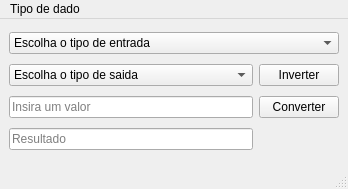
First picture: the form in designs/design.ui, repository victorpmessias/conversor-de-moedas, before the edit.
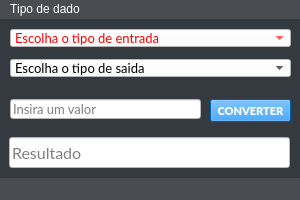
Second picture: the form after the edit. Icons and pictures are not drawn.

Commit message: Alterações de design + pequenas correções

Patch:
```diff
--- a/designs/design.ui
+++ b/designs/design.ui
@@ -6,17 +6,51 @@
    <rect>
     <x>0</x>
     <y>0</y>
-    <width>348</width>
-    <height>189</height>
+    <width>300</width>
+    <height>200</height>
    </rect>
   </property>
+  <property name="sizePolicy">
+   <sizepolicy hsizetype="Fixed" vsizetype="Fixed">
+    <horstretch>0</horstretch>
+    <verstretch>0</verstretch>
+   </sizepolicy>
+  </property>
   <property name="windowTitle">
-   <string>MainWindow</string>
+   <string>Conversor de medidas</string>
+  </property>
+  <property name="windowIcon">
+   <iconset theme="C:\Python\Curso_Python\PYQT_Aulas\imgs\outline_calculate_black_24dp.png">
+    <normaloff>../../imgs/outline_calculate_black_24dp.png</normaloff>../../imgs/outline_calculate_black_24dp.png</iconset>
+  </property>
+  <property name="styleSheet">
+   <string notr="true">background-color: #494C51;</string>
+  </property>
+  <property name="toolButtonStyle">
+   <enum>Qt::ToolButtonFollowStyle</enum>
   </property>
   <widget class="QWidget" name="centralwidget">
-   <layout class="QGridLayout" name="gridLayout">
-    <item row="1" column="0">
+   <property name="styleSheet">
+    <string notr="true">background-color: #353A40;</string>
+   </property>
      <widget class="QComboBox" name="boxSaida">
+    <property name="geometry">
+     <rect>
+      <x>10</x>
+      <y>40</y>
+      <width>281</width>
+      <height>18</height>
+     </rect>
+    </property>
+    <property name="font">
+     <font>
+      <family>Lato</family>
+      <pointsize>10</pointsize>
+     </font>
+    </property>
+    <property name="styleSheet">
+     <string notr="true">background-color: white;</string>
+    </property>
       <item>
        <property name="text">
         <string>Escolha o tipo de saida</string>
@@ -43,33 +77,121 @@
        </property>
       </item>
      </widget>
-    </item>
-    <item row="1" column="1">
-     <widget class="QPushButton" name="btnInverter">
-      <property name="text">
-       <string>Inverter</string>
-      </property>
-     </widget>
-    </item>
-    <item row="2" column="0">
      <widget class="QLineEdit" name="lineValorIn">
+    <property name="geometry">
+     <rect>
+      <x>10</x>
+      <y>80</y>
+      <width>191</width>
+      <height>20</height>
+     </rect>
+    </property>
+    <property name="font">
+     <font>
+      <family>Lato</family>
+      <pointsize>10</pointsize>
+     </font>
+    </property>
+    <property name="styleSheet">
+     <string notr="true">background-color: white;</string>
+    </property>
       <property name="text">
        <string/>
       </property>
       <property name="placeholderText">
        <string>Insira um valor</string>
       </property>
-     </widget>
-    </item>
-    <item row="2" column="1">
+    <property name="cursorMoveStyle">
+     <enum>Qt::VisualMoveStyle</enum>
+    </property>
+   </widget>
      <widget class="QPushButton" name="btnConvert">
+    <property name="geometry">
+     <rect>
+      <x>210</x>
+      <y>80</y>
+      <width>81</width>
+      <height>23</height>
+     </rect>
+    </property>
+    <property name="font">
+     <font>
+      <family>Lato Black</family>
+      <pointsize>8</pointsize>
+      <italic>false</italic>
+      <underline>false</underline>
+      <strikeout>false</strikeout>
+     </font>
+    </property>
+    <property name="styleSheet">
+     <string notr="true">background-color: #0083F9; color: white</string>
+    </property>
       <property name="text">
-       <string>Converter</string>
-      </property>
-     </widget>
+     <string>CONVERTER</string>
+    </property>
+   </widget>
+   <widget class="QComboBox" name="boxEntrada">
+    <property name="geometry">
+     <rect>
+      <x>10</x>
+      <y>10</y>
+      <width>281</width>
+      <height>18</height>
+     </rect>
+    </property>
+    <property name="font">
+     <font>
+      <family>Lato</family>
+      <pointsize>10</pointsize>
+     </font>
+    </property>
+    <property name="styleSheet">
+     <string notr="true">background-color: white; color: red;</string>
+    </property>
+    <item>
+     <property name="text">
+      <string>Escolha o tipo de entrada</string>
+     </property>
     </item>
-    <item row="3" column="0">
+    <item>
+     <property name="text">
+      <string>MB</string>
+     </property>
+    </item>
+    <item>
+     <property name="text">
+      <string>Mb</string>
+     </property>
+    </item>
+    <item>
+     <property name="text">
+      <string>KB</string>
+     </property>
+    </item>
+    <item>
+     <property name="text">
+      <string>Kb</string>
+     </property>
+    </item>
+   </widget>
      <widget class="QLineEdit" name="lineResultado">
+    <property name="geometry">
+     <rect>
+      <x>9</x>
+      <y>118</y>
+      <width>281</width>
+      <height>31</height>
+     </rect>
+    </property>
+    <property name="font">
+     <font>
+      <family>Lato</family>
+      <pointsize>12</pointsize>
+     </font>
+    </property>
+    <property name="styleSheet">
+     <string notr="true">background-color: white;</string>
+    </property>
       <property name="text">
        <string/>
       </property>
@@ -80,50 +202,19 @@
        <string>Resultado</string>
       </property>
      </widget>
-    </item>
-    <item row="0" column="0" colspan="2">
-     <widget class="QComboBox" name="boxEntrada">
-      <property name="styleSheet">
-       <string notr="true">#color red</string>
-      </property>
-      <item>
-       <property name="text">
-        <string>Escolha o tipo de entrada</string>
-       </property>
-      </item>
-      <item>
-       <property name="text">
-        <string>MB</string>
-       </property>
-      </item>
-      <item>
-       <property name="text">
-        <string>Mb</string>
-       </property>
-      </item>
-      <item>
-       <property name="text">
-        <string>KB</string>
-       </property>
-      </item>
-      <item>
-       <property name="text">
-        <string>Kb</string>
-       </property>
-      </item>
-     </widget>
-    </item>
-   </layout>
   </widget>
   <widget class="QMenuBar" name="menubar">
    <property name="geometry">
     <rect>
      <x>0</x>
      <y>0</y>
-     <width>348</width>
+     <width>300</width>
      <height>21</height>
     </rect>
    </property>
+   <property name="styleSheet">
+    <string notr="true">background-color: #494C51; color: white;</string>
+   </property>
    <widget class="QMenu" name="menuTipo_de_dado">
     <property name="title">
      <string>Tipo de dado</string>
```
Left out of the diff: 3 changed lines with no effect on the pictures. Lines whose indentation alone changed are shown as unchanged. The commit also changes 6 other files.
